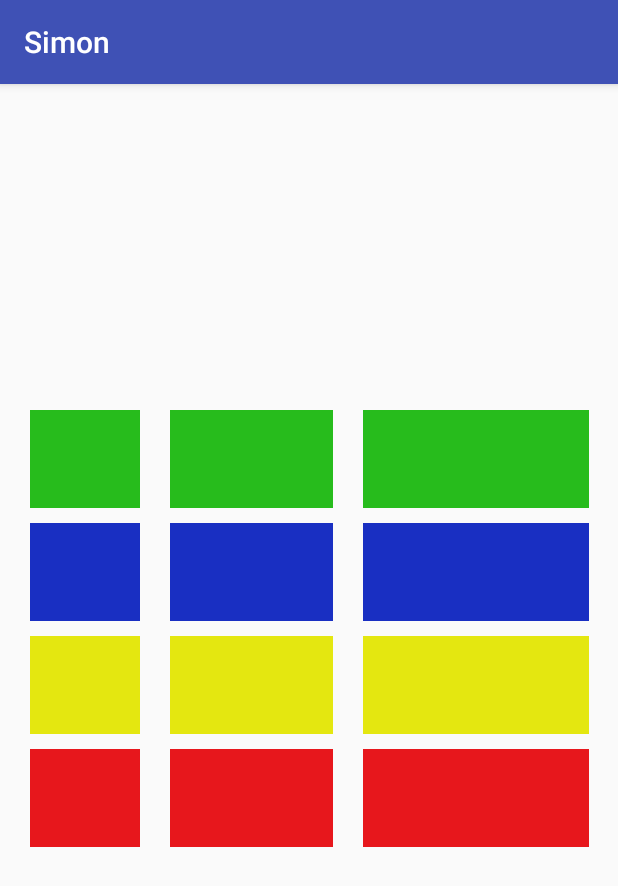
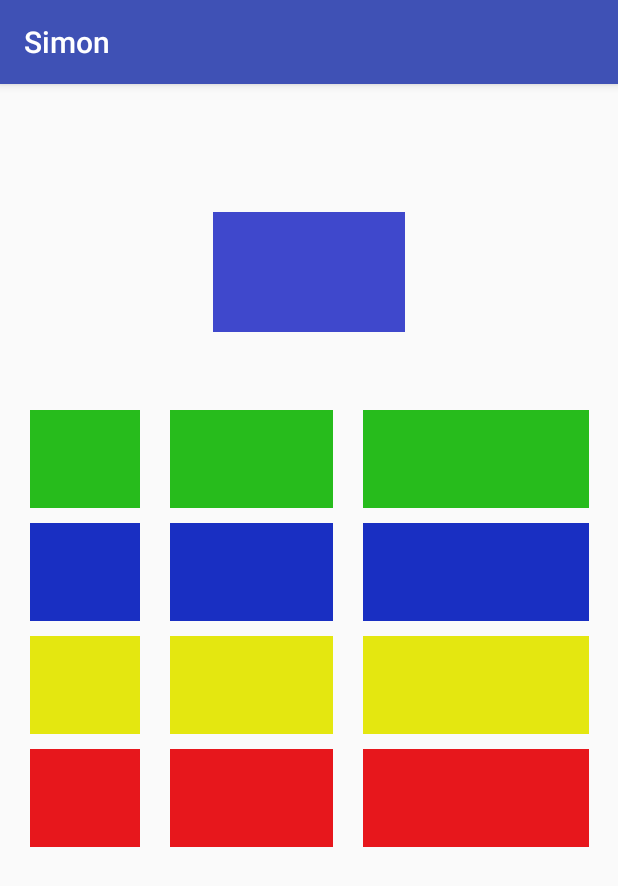
Before and after one commit to joanBaro/Practica_simon, an Android app: the SimonActivity screen opened directly, with no data from a screen before it, on a phone screen of 412 x 824 dp. Shown: the top 886 px of the screen. Run offline under Robolectric (Android 15) with nearby library versions, the phone set to English and light mode, and no system bars.

Commit message:
logica del joc afegida amb la interficie

```diff
--- a/app/src/main/java/dam2/fje/edu/practica_simon/SimonActivity.java
+++ b/app/src/main/java/dam2/fje/edu/practica_simon/SimonActivity.java
@@ -1,28 +1,67 @@
 package dam2.fje.edu.practica_simon;
 
+import android.graphics.drawable.AnimationDrawable;
+import android.os.Handler;
+import android.support.v4.content.ContextCompat;
+import android.support.v4.content.res.ResourcesCompat;
 import android.support.v7.app.AppCompatActivity;
 import android.os.Bundle;
 import android.view.View;
 import android.widget.Button;
 import android.widget.ImageButton;
+import android.widget.ImageView;
 
 import java.util.ArrayList;
 import java.util.List;
 import java.util.Random;
+import java.util.concurrent.TimeUnit;
 
 public class SimonActivity extends AppCompatActivity implements View.OnClickListener {
 
     List<Integer> arrayJugador = new ArrayList<Integer>();
     List<Integer> arrayIA = new ArrayList<Integer>();
 
+
     public void tornIA(){
         //TODO mostrar imatges
 
         Random r = new Random();
-
         int aleatori = r.nextInt(13 - 1) + 1; // del 1 (inclos) al 13 (no inclos)
 
         arrayIA.add(aleatori);
+
+        final ImageView img = (ImageView) findViewById(R.id.imageView1);
+        img.setImageResource(R.mipmap.blanc);
+        findViewById(R.id.imageView1).setVisibility(View.VISIBLE);
+
+        final int []imageArray={R.mipmap.img1,R.mipmap.img2,R.mipmap.img3};
+
+        final boolean[] sortida = {false};
+
+
+        final Handler handler = new Handler();
+
+        Runnable runnable = new Runnable() {
+            int i = 0;
+
+            public void run() {
+                String pos = String.valueOf(arrayIA.get(i));
+                int id = getResources().getIdentifier("img" + pos,"mipmap", getPackageName());
+                System.out.println("entrada: " + i);
+                img.setImageResource(id);
+                i++;
+                if (i > arrayIA.size() - 1) {
+                    return;
+                }
+                handler.postDelayed(this, 800);
+            }
+        };
+       handler.postDelayed(runnable, 1000);
+
+       if(sortida[0]){
+           handler.removeCallbacks(runnable);
+       }
+
 
         System.out.println("array IA: " + arrayIA);
         System.out.println("ultima tirada IA: " + aleatori);
@@ -30,6 +69,7 @@ public class SimonActivity extends AppCompatActivity implements View.OnClickList
     }
 
     public void comprovarBoto(int numero){
+        findViewById(R.id.imageView1).setVisibility(View.INVISIBLE);
         if(arrayIA.get(arrayJugador.size()-1) != arrayJugador.get(arrayJugador.size()-1)){
             System.out.println("has perdut");
             //TODO jugador perd, mostrar pantalla de derrota
@@ -77,20 +117,7 @@ public class SimonActivity extends AppCompatActivity implements View.OnClickList
 
         tornIA();
 
-        /*
-        ImageView img = (ImageView) findViewById(R.id.imageView1);
-        img.setVisibility(View.VISIBLE);
 
-        Handler handler = new Handler();
-        handler.postDelayed(new Runnable() {
-            @Override
-            public void run() {
-                findViewById(R.id.imageView1).setVisibility(View.INVISIBLE);
-                findViewById(R.id.imageView2).setVisibility(View.VISIBLE);
-                System.out.println("hola");
-            }
-        }, 2000);
-        */
     }
 
     @Override
--- a/app/src/main/res/layout/activity_simon.xml
+++ b/app/src/main/res/layout/activity_simon.xml
@@ -16,14 +16,13 @@
         app:layout_constraintTop_toTopOf="parent">
 
         <ImageView
-            android:id="@+id/imageView2"
+            android:id="@+id/imageView1"
             android:layout_width="wrap_content"
             android:layout_height="wrap_content"
             android:layout_gravity="center"
             android:layout_marginTop="44dp"
             android:visibility="invisible"
             app:layout_constraintTop_toTopOf="parent"
-            app:srcCompat="@mipmap/simon_icon"
             tools:layout_editor_absoluteX="0dp" />
     </LinearLayout>
 
```
Also changed, not shown: app/src/main/res/mipmap-hdpi/blanc.png (added), app/src/main/res/mipmap-hdpi/img1.png, app/src/main/res/mipmap-hdpi/img10.png (added), app/src/main/res/mipmap-hdpi/img11.png (added), app/src/main/res/mipmap-hdpi/img12.png (added), app/src/main/res/mipmap-hdpi/img2.png, app/src/main/res/mipmap-hdpi/img3.png, app/src/main/res/mipmap-hdpi/img4.png (added), app/src/main/res/mipmap-hdpi/img5.png (added), app/src/main/res/mipmap-hdpi/img6.png (added), app/src/main/res/mipmap-hdpi/img7.png (added), app/src/main/res/mipmap-hdpi/img8.png (added), app/src/main/res/mipmap-hdpi/img9.png (added).
